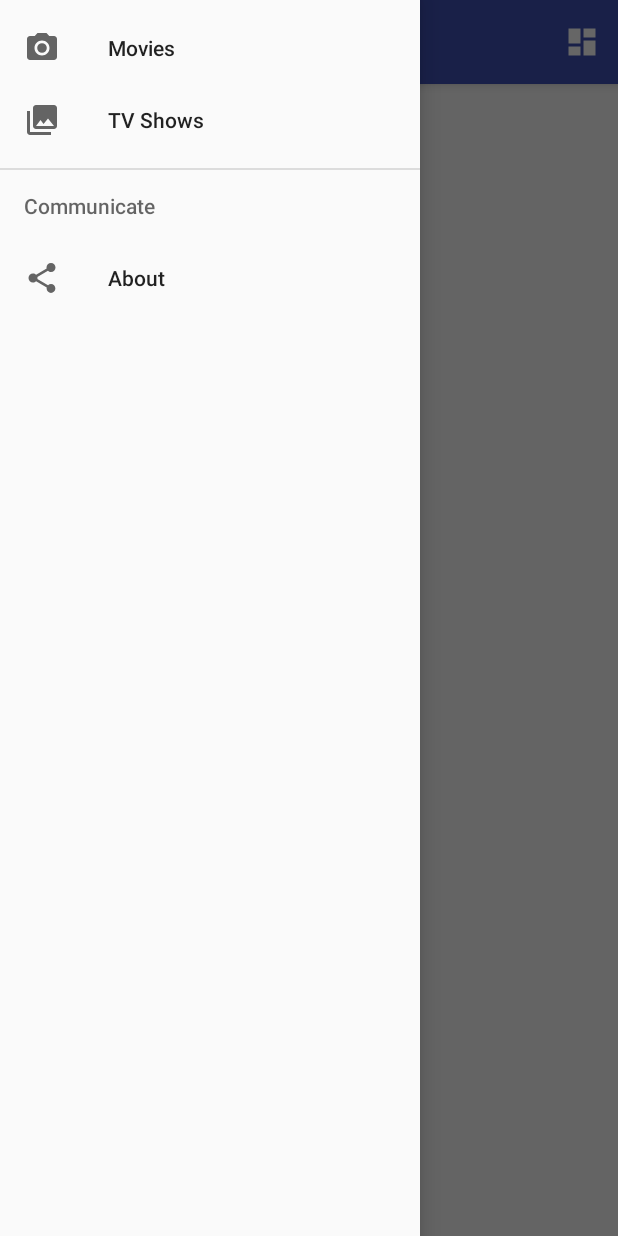
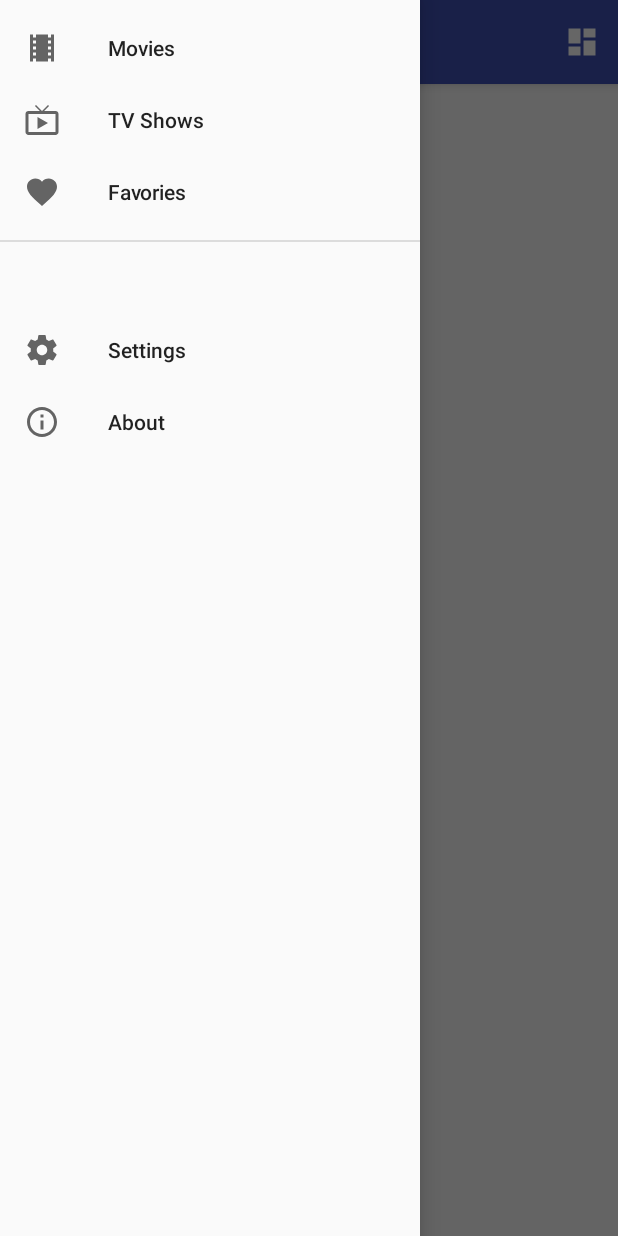
Before and after one commit to cheqriyass/MyMdb, an Android app: the screen it shows after launch (MovieListActiviy), with the side drawer open, on a phone screen of 412 x 824 dp. Run offline under Robolectric (Android 15) with nearby library versions, the phone set to English and light mode, and no system bars; pictures from the network do not load.

```diff
--- a/app/src/main/java/com/example/yassine/mymdb/MovieDetails.java
+++ b/app/src/main/java/com/example/yassine/mymdb/MovieDetails.java
@@ -39,9 +39,9 @@ public class MovieDetails extends AppCompatActivity {
         ImageView thumbnail = (ImageView) findViewById(R.id.thumbnail);
 
         movie_title.setText(movie.getTitle());
-        movie_desc.setText("Description: " + movie.getOverview());
+        movie_desc.setText(movie.getOverview());
 
-        String poster = "https://image.tmdb.org/t/p/w500" + movie.getBackdropPath();
+        String poster = movie.getBackdropPath();
 
 
         Cursor res = myDb.getById(movie.getId().toString());
--- a/app/src/main/java/com/example/yassine/mymdb/models/Movie.java
+++ b/app/src/main/java/com/example/yassine/mymdb/models/Movie.java
@@ -49,7 +49,7 @@ public class Movie implements Serializable {
     }
 
     public String getPosterPath() {
-        return posterPath;
+        return "https://image.tmdb.org/t/p/w500" + posterPath;
     }
 
     public void setPosterPath(String posterPath) {
@@ -65,7 +65,7 @@ public class Movie implements Serializable {
     }
 
     public String getBackdropPath() {
-        return backdropPath;
+        return "https://image.tmdb.org/t/p/w500" + backdropPath;
     }
 
     public void setBackdropPath(String backdropPath) {
--- /dev/null
+++ b/app/src/main/res/drawable/ic_info_outline_black_24dp.xml
@@ -0,0 +1,9 @@
+<vector xmlns:android="http://schemas.android.com/apk/res/android"
+        android:width="24dp"
+        android:height="24dp"
+        android:viewportWidth="24.0"
+        android:viewportHeight="24.0">
+    <path
+        android:fillColor="#FF000000"
+        android:pathData="M11,17h2v-6h-2v6zM12,2C6.48,2 2,6.48 2,12s4.48,10 10,10 10,-4.48 10,-10S17.52,2 12,2zM12,20c-4.41,0 -8,-3.59 -8,-8s3.59,-8 8,-8 8,3.59 8,8 -3.59,8 -8,8zM11,9h2L13,7h-2v2z"/>
+</vector>
--- /dev/null
+++ b/app/src/main/res/drawable/ic_live_tv_black_24dp.xml
@@ -0,0 +1,9 @@
+<vector xmlns:android="http://schemas.android.com/apk/res/android"
+        android:width="24dp"
+        android:height="24dp"
+        android:viewportWidth="24.0"
+        android:viewportHeight="24.0">
+    <path
+        android:fillColor="#FF000000"
+        android:pathData="M21,6h-7.59l3.29,-3.29L16,2l-4,4 -4,-4 -0.71,0.71L10.59,6L3,6c-1.1,0 -2,0.89 -2,2v12c0,1.1 0.9,2 2,2h18c1.1,0 2,-0.9 2,-2L23,8c0,-1.11 -0.9,-2 -2,-2zM21,20L3,20L3,8h18v12zM9,10v8l7,-4z"/>
+</vector>
--- /dev/null
+++ b/app/src/main/res/drawable/ic_local_movies_black_24dp.xml
@@ -0,0 +1,9 @@
+<vector xmlns:android="http://schemas.android.com/apk/res/android"
+        android:width="24dp"
+        android:height="24dp"
+        android:viewportWidth="24.0"
+        android:viewportHeight="24.0">
+    <path
+        android:fillColor="#FF000000"
+        android:pathData="M18,3v2h-2L16,3L8,3v2L6,5L6,3L4,3v18h2v-2h2v2h8v-2h2v2h2L20,3h-2zM8,17L6,17v-2h2v2zM8,13L6,13v-2h2v2zM8,9L6,9L6,7h2v2zM18,17h-2v-2h2v2zM18,13h-2v-2h2v2zM18,9h-2L16,7h2v2z"/>
+</vector>
--- /dev/null
+++ b/app/src/main/res/drawable/ic_settings_black_24dp.xml
@@ -0,0 +1,9 @@
+<vector xmlns:android="http://schemas.android.com/apk/res/android"
+        android:width="24dp"
+        android:height="24dp"
+        android:viewportWidth="24.0"
+        android:viewportHeight="24.0">
+    <path
+        android:fillColor="#FF000000"
+        android:pathData="M19.43,12.98c0.04,-0.32 0.07,-0.64 0.07,-0.98s-0.03,-0.66 -0.07,-0.98l2.11,-1.65c0.19,-0.15 0.24,-0.42 0.12,-0.64l-2,-3.46c-0.12,-0.22 -0.39,-0.3 -0.61,-0.22l-2.49,1c-0.52,-0.4 -1.08,-0.73 -1.69,-0.98l-0.38,-2.65C14.46,2.18 14.25,2 14,2h-4c-0.25,0 -0.46,0.18 -0.49,0.42l-0.38,2.65c-0.61,0.25 -1.17,0.59 -1.69,0.98l-2.49,-1c-0.23,-0.09 -0.49,0 -0.61,0.22l-2,3.46c-0.13,0.22 -0.07,0.49 0.12,0.64l2.11,1.65c-0.04,0.32 -0.07,0.65 -0.07,0.98s0.03,0.66 0.07,0.98l-2.11,1.65c-0.19,0.15 -0.24,0.42 -0.12,0.64l2,3.46c0.12,0.22 0.39,0.3 0.61,0.22l2.49,-1c0.52,0.4 1.08,0.73 1.69,0.98l0.38,2.65c0.03,0.24 0.24,0.42 0.49,0.42h4c0.25,0 0.46,-0.18 0.49,-0.42l0.38,-2.65c0.61,-0.25 1.17,-0.59 1.69,-0.98l2.49,1c0.23,0.09 0.49,0 0.61,-0.22l2,-3.46c0.12,-0.22 0.07,-0.49 -0.12,-0.64l-2.11,-1.65zM12,15.5c-1.93,0 -3.5,-1.57 -3.5,-3.5s1.57,-3.5 3.5,-3.5 3.5,1.57 3.5,3.5 -1.57,3.5 -3.5,3.5z"/>
+</vector>
--- a/app/src/main/res/menu/activity_main_drawer.xml
+++ b/app/src/main/res/menu/activity_main_drawer.xml
@@ -4,20 +4,29 @@
     <group android:checkableBehavior="single">
         <item
             android:id="@+id/movies"
-            android:icon="@drawable/ic_menu_camera"
+            android:icon="@drawable/ic_local_movies_black_24dp"
             android:title="@string/movies" />
         <item
             android:id="@+id/tvshows"
-            android:icon="@drawable/ic_menu_gallery"
+            android:icon="@drawable/ic_live_tv_black_24dp"
             android:title="@string/tvshows" />
+        <item
+            android:id="@+id/favories"
+            android:icon="@drawable/ic_favorite_black_24dp"
+            android:title="Favories" />
 
     </group>
 
-    <item android:title="Communicate">
+    <item android:title=" ">
         <menu>
             <item
+                android:id="@+id/settings"
+                android:icon="@drawable/ic_settings_black_24dp"
+                android:title="Settings" />
+
+            <item
                 android:id="@+id/about"
-                android:icon="@drawable/ic_menu_share"
+                android:icon="@drawable/ic_info_outline_black_24dp"
                 android:title="@string/about" />
         </menu>
     </item>
```
Also changed, not shown: app/src/main/java/com/example/yassine/mymdb/PaginationAdapter.java (+6 -6 lines), app/src/main/res/layout/activity_movie_details.xml (+4 -3 lines), app/src/main/res/layout/content_main.xml (deleted, +0 -20 lines).
